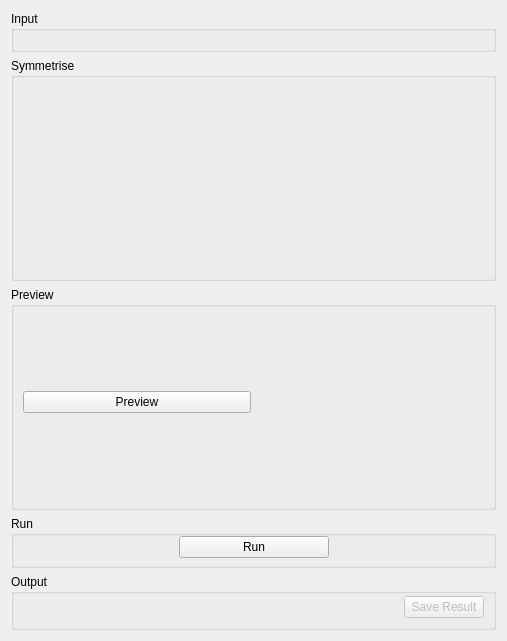
The window that qt/scientific_interfaces/Inelastic/Manipulation/InelasticDataManipulationSymmetriseTab.ui (mantidproject/mantid) describes before a commit, drawn with Qt 5.
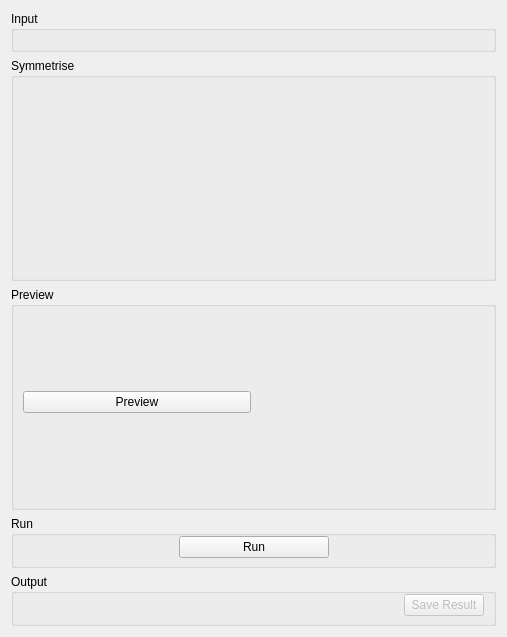
The same window after the commit. Custom widgets are drawn as their Qt base class.

Commit message: Remove minimum and max size restrictions for manipulation tab widgets

The edit to the form file:
```diff
--- a/qt/scientific_interfaces/Inelastic/Manipulation/InelasticDataManipulationSymmetriseTab.ui
+++ b/qt/scientific_interfaces/Inelastic/Manipulation/InelasticDataManipulationSymmetriseTab.ui
@@ -250,12 +250,6 @@
    </item>
    <item>
     <widget class="QGroupBox" name="gbOutput">
-     <property name="minimumSize">
-      <size>
-       <width>0</width>
-       <height>56</height>
-      </size>
-     </property>
      <property name="title">
       <string>Output</string>
      </property>
```
The commit also changes 3 other files.
